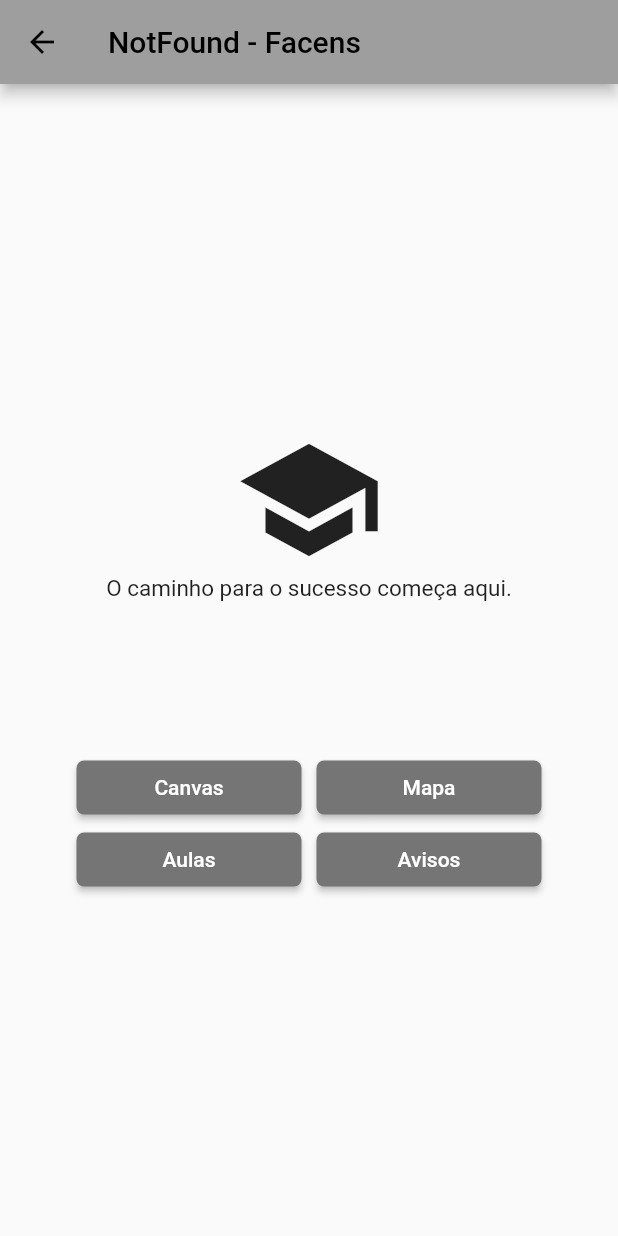
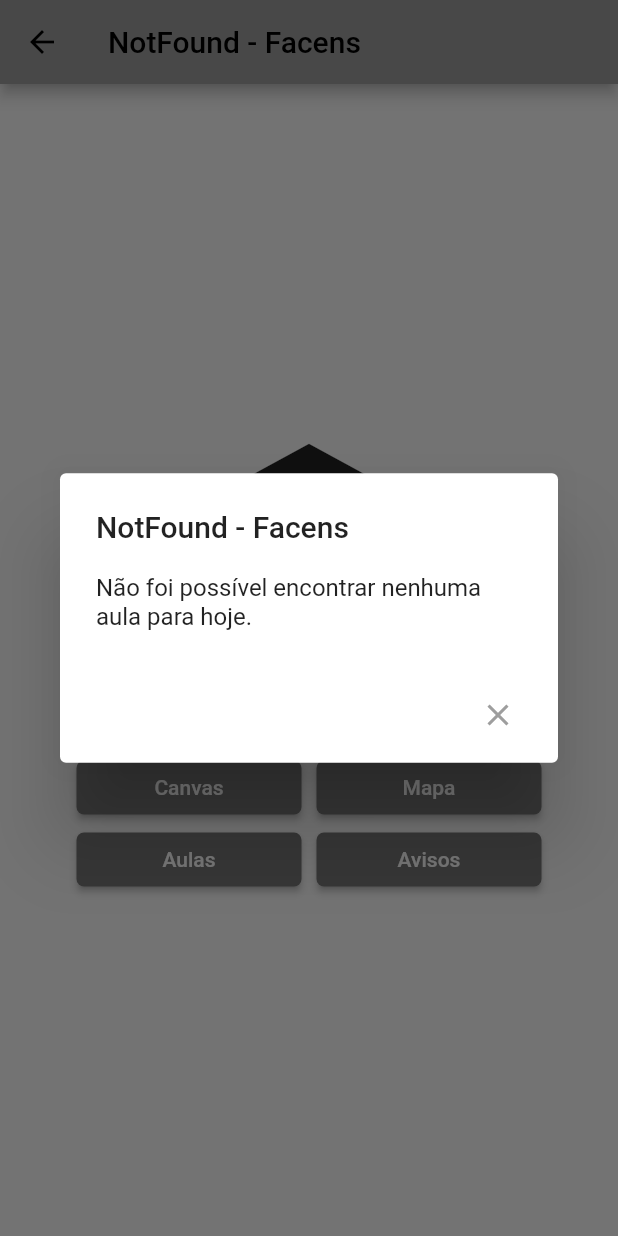
Before and after one commit to FacensProjects/Facens-NotFound-App, a Flutter app: the MyMenuPage screen opened directly, after a tap on "Aulas", on a phone screen of 412 x 824 dp. Run offline on Flutter 3.47's test engine with Material 2 defaults, Android fonts, the light colour scheme and no system bars.

Commit message:
Menu(Aulas & Avisos)
Agora colocamos um sistema com PopUp para mostrar as aulas e os avisos. Tambem melhoramos algumas partes do codigo.

```diff
--- a/notfound/lib/menu.dart
+++ b/notfound/lib/menu.dart
@@ -9,6 +9,7 @@ class MyMenuPage extends StatefulWidget {
   @override
   _MyMenuPageState createState() => _MyMenuPageState();
 }
+
 class _MyMenuPageState extends State<MyMenuPage> {
   final Uri canvasUrl = Uri.parse('https://facens.instructure.com/');
 
@@ -20,7 +21,7 @@ class _MyMenuPageState extends State<MyMenuPage> {
   }
 
   void actionCanvas() async {
-    if (!await launchCanvas()){
+    if (!await launchCanvas()) {
       // ignore: use_build_context_synchronously
       ScaffoldMessenger.of(context).showSnackBar(
         const SnackBar(
@@ -39,32 +40,98 @@ class _MyMenuPageState extends State<MyMenuPage> {
   }
 
   void actionAulas() {
-    if (widget.response?['class']['status']) {
-      String aula = widget.response?['class']['course'];
-      String sala = widget.response?['class']['class'];
-      String inicio = widget.response?['class']['start'];
-      String fim = widget.response?['class']['end'];
-      String professor = widget.response?['class']['teacher'];
-      ScaffoldMessenger.of(context).showSnackBar(
-        SnackBar(
-          content: Text("Hoje, haverá uma aula de $aula na sala $sala nos horários de ($inicio - $fim) com o professor $professor."),
-        ),
+    if (widget.response?['class']['status'] ?? false) {
+      String curso = widget.response?['class']['course'] ?? '';
+      String aula = widget.response?['class']['course'] ??
+          ''; // widget.response?['class']['name'] ?? '';
+      String sala = widget.response?['class']['class'] ?? '';
+      String inicio = widget.response?['class']['start'] ?? '';
+      String fim = widget.response?['class']['end'] ?? '';
+      String professor = widget.response?['class']['teacher'] ?? '';
+      showDialog(
+        context: context,
+        builder: (BuildContext context) {
+          return AlertDialog(
+            title: Text(curso),
+            content: Text(
+                'Hoje, haverá uma aula de $aula na sala $sala nos horários de ($inicio - $fim) com o professor $professor.'),
+            actions: [
+              TextButton(
+                child: const Icon(Icons.close),
+                onPressed: () {
+                  Navigator.of(context).pop();
+                },
+              ),
+            ],
+          );
+        },
       );
     } else {
-      ScaffoldMessenger.of(context).showSnackBar(
-        const SnackBar(
-          content: Text("Não foi possível encontrar nenhuma aula para hoje."),
-        ),
+      showDialog(
+        context: context,
+        builder: (BuildContext context) {
+          return AlertDialog(
+            title: const Text('NotFound - Facens'),
+            content: const Text(
+                'Não foi possível encontrar nenhuma aula para hoje.'),
+            actions: [
+              TextButton(
+                child: const Icon(Icons.close),
+                onPressed: () {
+                  Navigator.of(context).pop();
+                },
+              ),
+            ],
+          );
+        },
       );
     }
   }
 
   void actionAvisos() {
-    ScaffoldMessenger.of(context).showSnackBar(
-      const SnackBar(
-        content: Text("Avisos"),
-      ),
-    );
+    if ((widget.response?['class']['notification'] ?? []).isNotEmpty) {
+      for (var notification in widget.response?['class']['notification']) {
+        String titulo = notification['title'] ?? '';
+        String professor = notification['teacher'] ?? '';
+        String descricao = notification['description'] ?? '';
+        showDialog(
+          context: context,
+          builder: (BuildContext context) {
+            return AlertDialog(
+              title: Text(titulo),
+              content: Text('$professor: $descricao'),
+              actions: [
+                TextButton(
+                  child: const Icon(Icons.close),
+                  onPressed: () {
+                    Navigator.of(context).pop();
+                  },
+                ),
+              ],
+            );
+          },
+        );
+      }
+    } else {
+      showDialog(
+        context: context,
+        builder: (BuildContext context) {
+          return AlertDialog(
+            title: const Text('NotFound - Facens'),
+            content: const Text(
+                'Não foi possível encontrar nenhum aviso para hoje.'),
+            actions: [
+              TextButton(
+                child: const Icon(Icons.close),
+                onPressed: () {
+                  Navigator.of(context).pop();
+                },
+              ),
+            ],
+          );
+        },
+      );
+    }
   }
 
   @override
@@ -72,7 +139,8 @@ class _MyMenuPageState extends State<MyMenuPage> {
     return GestureDetector(
       onTap: () {
         FocusScopeNode currentFocus = FocusScope.of(context);
-        if (!currentFocus.hasPrimaryFocus && currentFocus.focusedChild != null) {
+        if (!currentFocus.hasPrimaryFocus &&
+            currentFocus.focusedChild != null) {
           FocusManager.instance.primaryFocus?.unfocus();
         }
       },
@@ -112,7 +180,9 @@ class _MyMenuPageState extends State<MyMenuPage> {
                         ),
                         child: const Text('Canvas'),
                       ),
-                      const SizedBox(width: 10,),
+                      const SizedBox(
+                        width: 10,
+                      ),
                       ElevatedButton(
                         onPressed: actionMapa,
                         style: ElevatedButton.styleFrom(
@@ -142,7 +212,9 @@ class _MyMenuPageState extends State<MyMenuPage> {
                         ),
                         child: const Text('Aulas'),
                       ),
-                      const SizedBox(width: 10,),
+                      const SizedBox(
+                        width: 10,
+                      ),
                       ElevatedButton(
                         onPressed: actionAvisos,
                         style: ElevatedButton.styleFrom(
```
